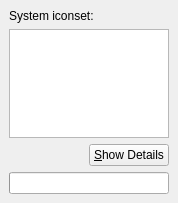
Old version of the form src/options/opt_iconset_system.ui in the repository psi-im/psi.
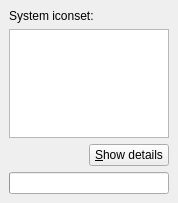
New version of the form. Custom widgets are drawn as their Qt base class.

The edit to the form file:
```diff
--- a/src/options/opt_iconset_system.ui
+++ b/src/options/opt_iconset_system.ui
@@ -39,7 +39,7 @@
    <item row="2" column="1" >
     <widget class="IconButton" name="pb_sysDetails" >
      <property name="text" >
-      <string>&amp;Show Details</string>
+      <string>&amp;Show details</string>
      </property>
      <property name="shortcut" >
       <string>Alt+S</string>
```
